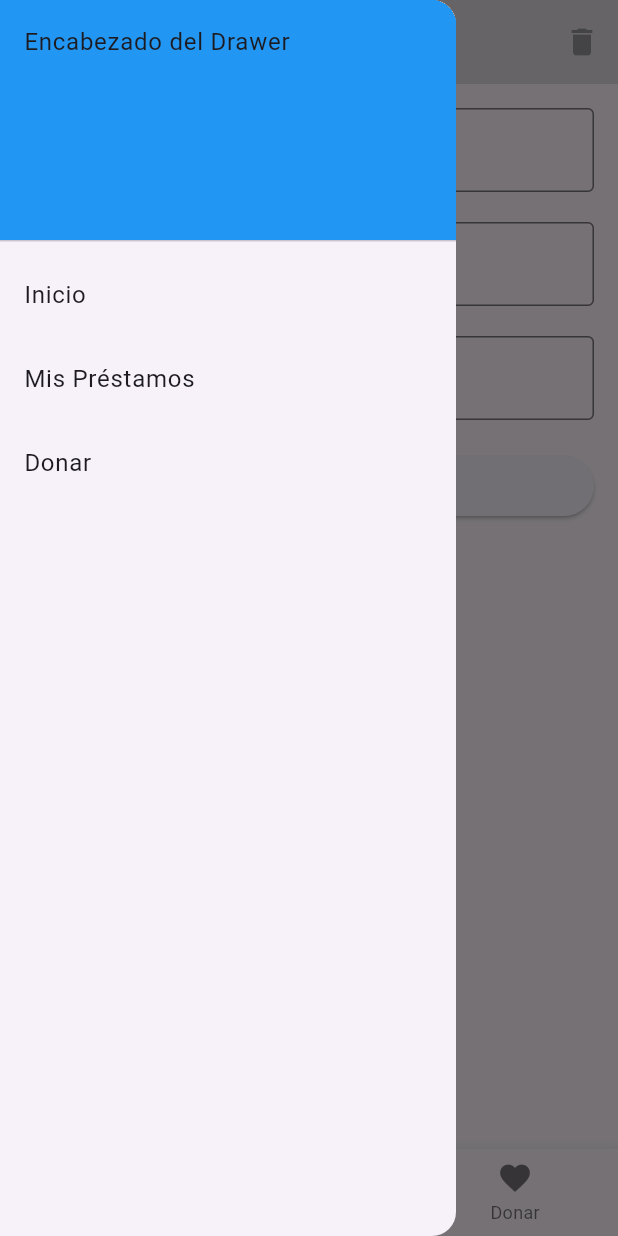
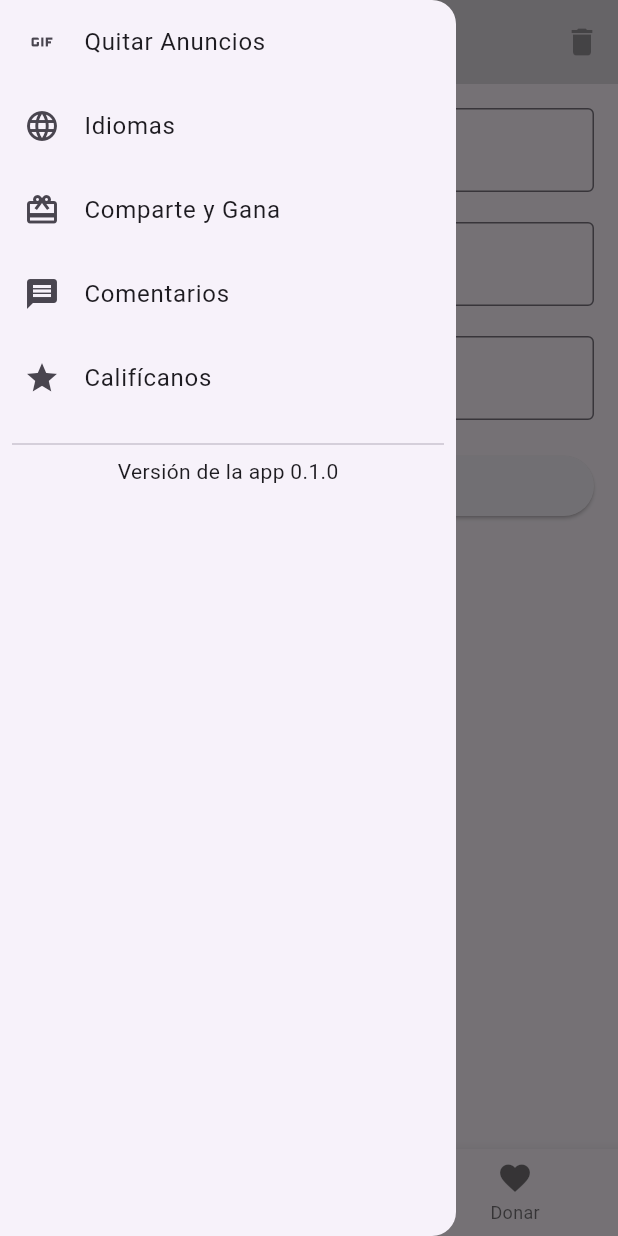
Before and after one commit to noguerajulioces/LoanCalculator, a Flutter app: the screen it shows after launch, with the side drawer open, on a phone screen of 412 x 824 dp. Run offline on Flutter 3.47's test engine with Material 3 defaults, Android fonts, the phone set to English and light mode, and no system bars.

Commit message:
update drawer

```diff
--- a/lib/src/screens/main_container_screen.dart
+++ b/lib/src/screens/main_container_screen.dart
@@ -39,41 +39,68 @@ class _MainContainerScreenState extends State<MainContainerScreen> {
       drawer: Drawer(
         // Aquí construyes tu Drawer con todos los elementos que necesitas
         child: ListView(
+          physics: NeverScrollableScrollPhysics(),
           children: [
-            DrawerHeader(
-              child: Text('Encabezado del Drawer'),
-              decoration: BoxDecoration(
-                color: Colors.blue,
-              ),
-            ),
             ListTile(
-              title: Text('Inicio'),
+              title: Text('Quitar Anuncios'),
+              leading: Icon(Icons.gif),
               onTap: () {
                 setState(() {
                   _currentIndex = 0;
                 });
-                Navigator.pop(context); // Cierra el Drawer
+                Navigator.pop(context);
               },
             ),
             ListTile(
-              title: Text('Mis Préstamos'),
+              title: Text('Idiomas'),
+              leading: Icon(Icons.language),
+              onTap: () {
+                setState(() {
+                  _currentIndex = 0;
+                });
+                Navigator.pop(context);
+              },
+            ),
+            ListTile(
+              title: Text('Comparte y Gana'),
+              leading: Icon(Icons.card_giftcard),
+              onTap: () {
+                setState(() {
+                  _currentIndex = 0;
+                });
+                Navigator.pop(context);
+              },
+            ),
+            ListTile(
+              title: Text('Comentarios'),
+              leading: Icon(Icons.message),
               onTap: () {
                 setState(() {
                   _currentIndex = 1;
                 });
-                Navigator.pop(context); // Cierra el Drawer
+                Navigator.pop(context);
               },
             ),
             ListTile(
-              title: Text('Donar'),
+              title: Text('Califícanos'),
+              leading: Icon(Icons.star),
               onTap: () {
                 setState(() {
                   _currentIndex = 2;
                 });
-                Navigator.pop(context); // Cierra el Drawer
+                Navigator.pop(context);
               },
             ),
-            // Agrega más ítems según sea necesario
+            Spacer(),
+            Container(
+              padding: EdgeInsets.all(8.0),
+              child: Column(
+                children: [
+                  Divider(),
+                  Text('Versión de la app 0.1.0'),
+                ],
+              ),
+            ),
           ],
         ),
       ),
```
